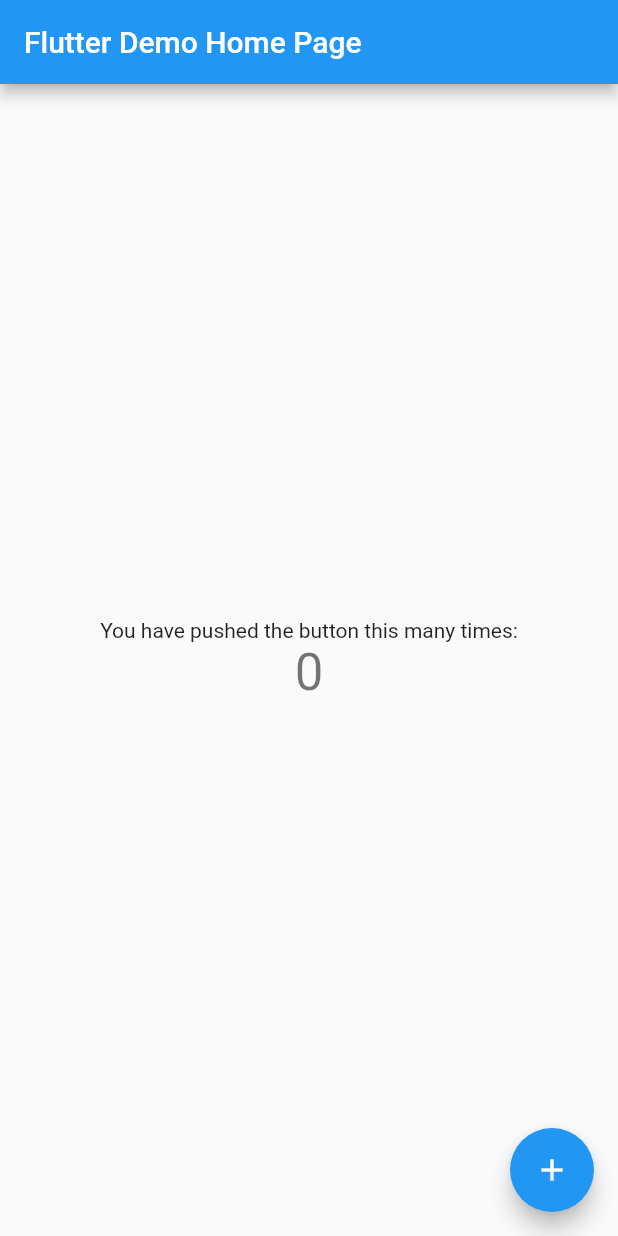
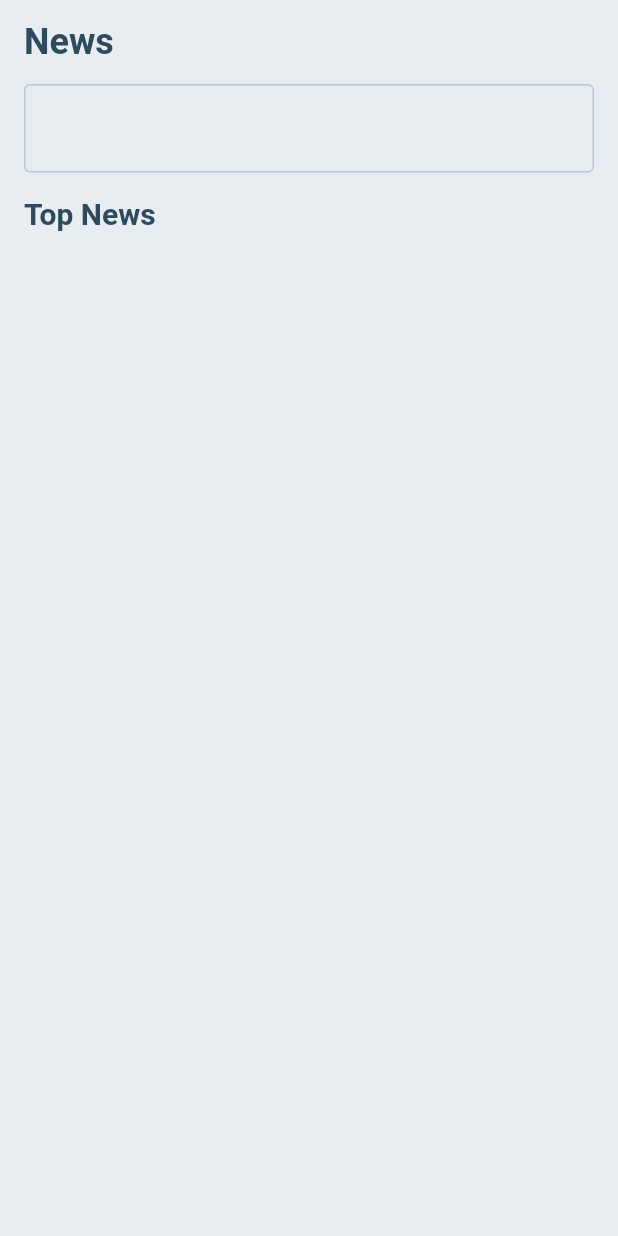
Before and after one commit to mgoldp/clean_architecture_news_app, a Flutter app: the screen it shows after launch, on a phone screen of 412 x 824 dp. Run offline on Flutter 3.47's test engine with Material 2 defaults, Android fonts, the phone set to English and light mode, and no system bars.

Commit message:
folder structure and main ui wip

```diff
--- /dev/null
+++ b/lib/core/constants/palette.dart
@@ -0,0 +1,9 @@
+import 'package:flutter/material.dart';
+
+class Palette {
+  static const Color background = Color(0xffE8EDF2);
+  static const Color lightGrey = Color(0xffB8C7D9);
+  static const Color navyBlue = Color(0xff0A1016);
+  static const Color grey = Color(0xff9EACC0);
+  static const Color deepBlue = Color(0xff2E4B5D);
+}
--- /dev/null
+++ b/lib/features/show_news/presentation/pages/home_page.dart
@@ -0,0 +1,62 @@
+import 'package:flutter/material.dart';
+import 'package:news_app/core/constants/palette.dart';
+
+class HomePage extends StatelessWidget {
+  const HomePage({super.key});
+
+  @override
+  Widget build(BuildContext context) {
+    return Scaffold(
+      backgroundColor: Palette.background,
+      appBar: AppBar(
+        backgroundColor: Palette.background,
+        elevation: 0,
+        title: const Text(
+          'News',
+          style: TextStyle(
+            color: Palette.deepBlue,
+            fontSize: 24,
+            fontWeight: FontWeight.bold,
+          ),
+        ),
+      ),
+      body: Padding(
+        padding: const EdgeInsets.symmetric(horizontal: 16),
+        child: Column(
+          crossAxisAlignment: CrossAxisAlignment.start,
+          mainAxisSize: MainAxisSize.max,
+          children: const [
+            TextField(
+              cursorColor: Palette.deepBlue,
+              decoration: InputDecoration(
+                enabledBorder: OutlineInputBorder(
+                  borderSide: BorderSide(
+                    width: 1,
+                    color: Palette.lightGrey,
+                  ),
+                ),
+                focusedBorder: OutlineInputBorder(
+                  borderSide: BorderSide(
+                    width: 2,
+                    color: Palette.deepBlue,
+                  ),
+                ),
+              ),
+            ),
+            SizedBox(
+              height: 16,
+            ),
+            Text(
+              'Top News',
+              style: TextStyle(
+                color: Palette.deepBlue,
+                fontSize: 20,
+                fontWeight: FontWeight.bold,
+              ),
+            ),
+          ],
+        ),
+      ),
+    );
+  }
+}
--- a/lib/main.dart
+++ b/lib/main.dart
@@ -1,4 +1,5 @@
 import 'package:flutter/material.dart';
+import 'package:news_app/features/show_news/presentation/pages/home_page.dart';
 
 void main() {
   runApp(const MyApp());
@@ -7,109 +8,15 @@ void main() {
 class MyApp extends StatelessWidget {
   const MyApp({super.key});
 
-  // This widget is the root of your application.
   @override
   Widget build(BuildContext context) {
     return MaterialApp(
-      title: 'Flutter Demo',
+      title: 'News App',
+      debugShowCheckedModeBanner: false,
       theme: ThemeData(
-        // This is the theme of your application.
-        //
-        // Try running your application with "flutter run". You'll see the
-        // application has a blue toolbar. Then, without quitting the app, try
-        // changing the primarySwatch below to Colors.green and then invoke
-        // "hot reload" (press "r" in the console where you ran "flutter run",
-        // or simply save your changes to "hot reload" in a Flutter IDE).
-        // Notice that the counter didn't reset back to zero; the application
-        // is not restarted.
         primarySwatch: Colors.blue,
       ),
-      home: const MyHomePage(title: 'Flutter Demo Home Page'),
+      home: const HomePage(),
     );
   }
 }
-
-class MyHomePage extends StatefulWidget {
-  const MyHomePage({super.key, required this.title});
-
-  // This widget is the home page of your application. It is stateful, meaning
-  // that it has a State object (defined below) that contains fields that affect
-  // how it looks.
-
-  // This class is the configuration for the state. It holds the values (in this
-  // case the title) provided by the parent (in this case the App widget) and
-  // used by the build method of the State. Fields in a Widget subclass are
-  // always marked "final".
-
-  final String title;
-
-  @override
-  State<MyHomePage> createState() => _MyHomePageState();
-}
-
-class _MyHomePageState extends State<MyHomePage> {
-  int _counter = 0;
-
-  void _incrementCounter() {
-    setState(() {
-      // This call to setState tells the Flutter framework that something has
-      // changed in this State, which causes it to rerun the build method below
-      // so that the display can reflect the updated values. If we changed
-      // _counter without calling setState(), then the build method would not be
-      // called again, and so nothing would appear to happen.
-      _counter++;
-    });
-  }
-
-  @override
-  Widget build(BuildContext context) {
-    // This method is rerun every time setState is called, for instance as done
-    // by the _incrementCounter method above.
-    //
-    // The Flutter framework has been optimized to make rerunning build methods
-    // fast, so that you can just rebuild anything that needs updating rather
-    // than having to individually change instances of widgets.
-    return Scaffold(
-      appBar: AppBar(
-        // Here we take the value from the MyHomePage object that was created by
-        // the App.build method, and use it to set our appbar title.
-        title: Text(widget.title),
-      ),
-      body: Center(
-        // Center is a layout widget. It takes a single child and positions it
-        // in the middle of the parent.
-        child: Column(
-          // Column is also a layout widget. It takes a list of children and
-          // arranges them vertically. By default, it sizes itself to fit its
-          // children horizontally, and tries to be as tall as its parent.
-          //
-          // Invoke "debug painting" (press "p" in the console, choose the
-          // "Toggle Debug Paint" action from the Flutter Inspector in Android
-          // Studio, or the "Toggle Debug Paint" command in Visual Studio Code)
-          // to see the wireframe for each widget.
-          //
-          // Column has various properties to control how it sizes itself and
-          // how it positions its children. Here we use mainAxisAlignment to
-          // center the children vertically; the main axis here is the vertical
-          // axis because Columns are vertical (the cross axis would be
-          // horizontal).
-          mainAxisAlignment: MainAxisAlignment.center,
-          children: <Widget>[
-            const Text(
-              'You have pushed the button this many times:',
-            ),
-            Text(
-              '$_counter',
-              style: Theme.of(context).textTheme.headline4,
-            ),
-          ],
-        ),
-      ),
-      floatingActionButton: FloatingActionButton(
-        onPressed: _incrementCounter,
-        tooltip: 'Increment',
-        child: const Icon(Icons.add),
-      ), // This trailing comma makes auto-formatting nicer for build methods.
-    );
-  }
-}
```
